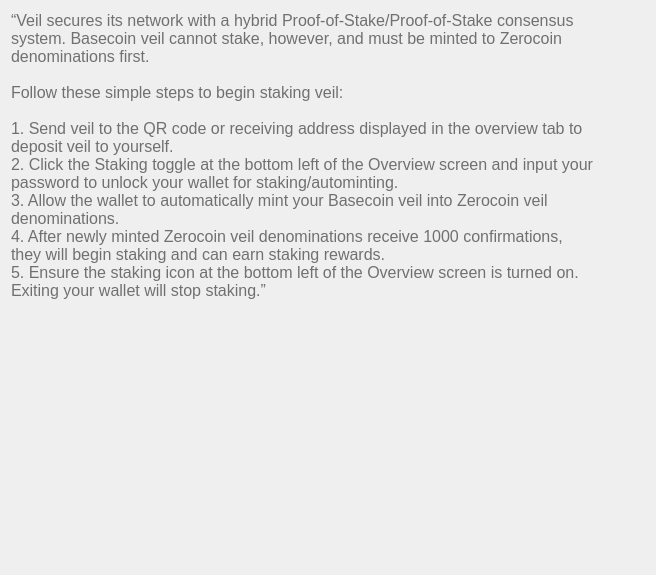
First picture: the form in src/qt/veil/forms/settingsfaq08.ui, repository Veil-Project/veil, before the edit.
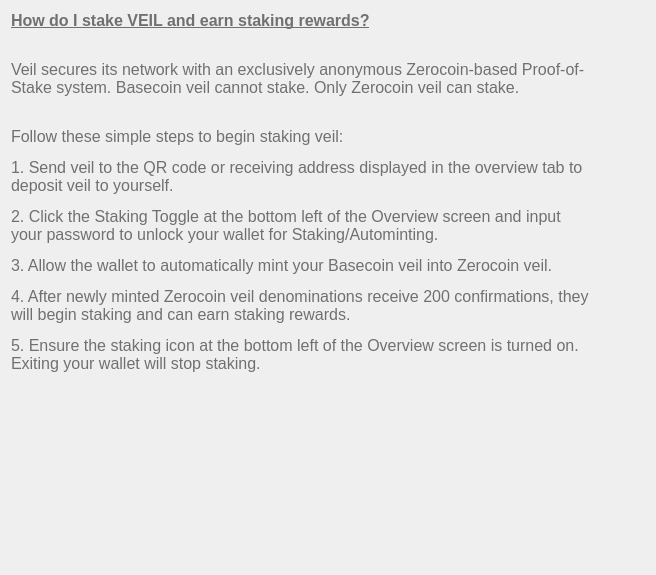
Second picture: the form after the edit.

Diff of the .ui file:
```diff
--- a/src/qt/veil/forms/settingsfaq08.ui
+++ b/src/qt/veil/forms/settingsfaq08.ui
@@ -33,15 +33,7 @@
       <string notr="true">font-weight:200;</string>
      </property>
      <property name="text">
-      <string>“Veil secures its network with a hybrid Proof-of-Stake/Proof-of-Stake consensus system. Basecoin veil cannot stake, however, and must be minted to Zerocoin denominations first.
-
-Follow these simple steps to begin staking veil:
-
-1. Send veil to the QR code or receiving address displayed in the overview tab to deposit veil to yourself.
-2. Click the Staking toggle at the bottom left of the Overview screen and input your password to unlock your wallet for staking/autominting.
-3. Allow the wallet to automatically mint your Basecoin veil into Zerocoin veil denominations.
-4. After newly minted Zerocoin veil denominations receive 1000 confirmations, they will begin staking and can earn staking rewards.
-5. Ensure the staking icon at the bottom left of the Overview screen is turned on. Exiting your wallet will stop staking.”					</string>
+      <string>&lt;html&gt;&lt;head/&gt;&lt;body&gt;&lt;p&gt;&lt;span style=&quot;font-weight:600; text-decoration: underline;&quot;&gt;How do I stake VEIL and earn staking rewards?&lt;/span&gt;&lt;/p&gt;&lt;p&gt;&lt;span&gt;&lt;br/&gt;Veil secures its network with an exclusively anonymous Zerocoin-based Proof-of-Stake system. Basecoin veil cannot stake. Only Zerocoin veil can stake.&lt;br/&gt;&lt;/span&gt;&lt;/p&gt;&lt;p&gt;&lt;span&gt;Follow these simple steps to begin staking veil:&lt;/span&gt;&lt;/p&gt;&lt;p&gt;&lt;span&gt;1. Send veil to the QR code or receiving address displayed in the overview tab to deposit veil to yourself.&lt;/span&gt;&lt;/p&gt;&lt;p&gt;&lt;span&gt;2. Click the Staking Toggle at the bottom left of the Overview screen and input your password to unlock your wallet for Staking/Autominting.&lt;/span&gt;&lt;/p&gt;&lt;p&gt;&lt;span&gt;3. Allow the wallet to automatically mint your Basecoin veil into Zerocoin veil.&lt;/span&gt;&lt;/p&gt;&lt;p&gt;&lt;span&gt;4. After newly minted Zerocoin veil denominations receive 200 confirmations, they will begin staking and can earn staking rewards.&lt;/span&gt;&lt;/p&gt;&lt;p&gt;&lt;span&gt;5. Ensure the staking icon at the bottom left of the Overview screen is turned on. Exiting your wallet will stop staking. &lt;/span&gt;&lt;/p&gt;&lt;/body&gt;&lt;/html&gt;</string>
      </property>
      <property name="alignment">
       <set>Qt::AlignLeading|Qt::AlignLeft|Qt::AlignTop</set>
```
